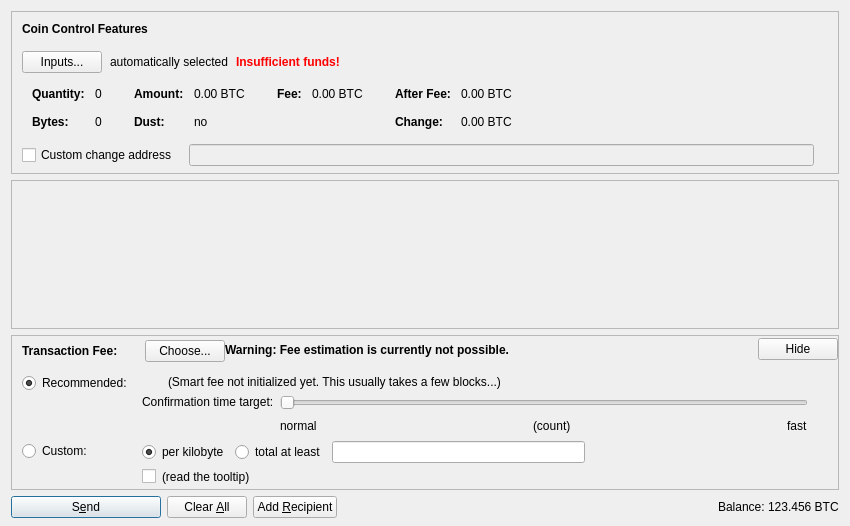
The window that src/qt/forms/sendcoinsdialog.ui (CT-40/Flopcoin) describes before a commit, drawn with Qt 5.
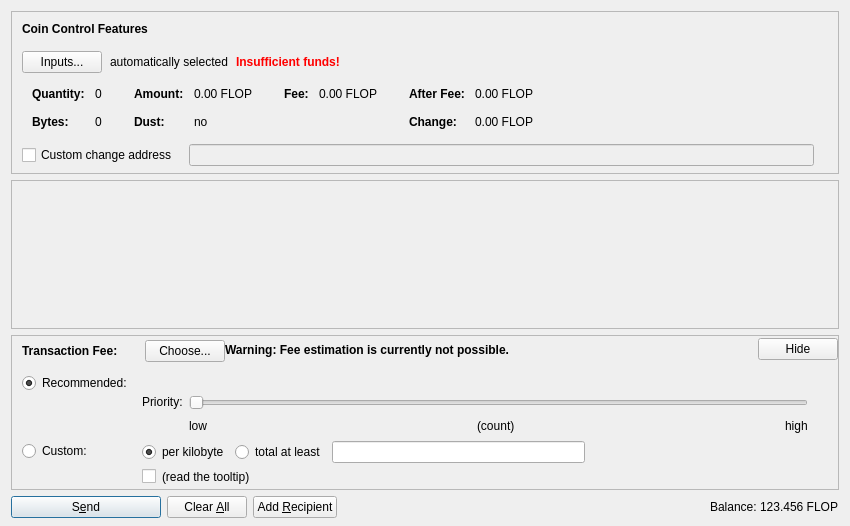
The same window after the commit. Icons and pictures are not drawn. Custom widgets are drawn as their Qt base class.

What changed in the file:
```diff
--- a/src/qt/forms/sendcoinsdialog.ui
+++ b/src/qt/forms/sendcoinsdialog.ui
@@ -324,7 +324,7 @@
                   <enum>Qt::ActionsContextMenu</enum>
                  </property>
                  <property name="text">
-                  <string notr="true">0.00 BTC</string>
+                  <string notr="true">0.00 FLOP</string>
                  </property>
                  <property name="textInteractionFlags">
                   <set>Qt::LinksAccessibleByMouse|Qt::TextSelectableByKeyboard|Qt::TextSelectableByMouse</set>
@@ -404,7 +404,7 @@
                   <enum>Qt::ActionsContextMenu</enum>
                  </property>
                  <property name="text">
-                  <string notr="true">0.00 BTC</string>
+                  <string notr="true">0.00 FLOP</string>
                  </property>
                  <property name="textInteractionFlags">
                   <set>Qt::LinksAccessibleByMouse|Qt::TextSelectableByKeyboard|Qt::TextSelectableByMouse</set>
@@ -455,7 +455,7 @@
                   <enum>Qt::ActionsContextMenu</enum>
                  </property>
                  <property name="text">
-                  <string notr="true">0.00 BTC</string>
+                  <string notr="true">0.00 FLOP</string>
                  </property>
                  <property name="textInteractionFlags">
                   <set>Qt::LinksAccessibleByMouse|Qt::TextSelectableByKeyboard|Qt::TextSelectableByMouse</set>
@@ -484,7 +484,7 @@
                   <enum>Qt::ActionsContextMenu</enum>
                  </property>
                  <property name="text">
-                  <string notr="true">0.00 BTC</string>
+                  <string notr="true">0.00 FLOP</string>
                  </property>
                  <property name="textInteractionFlags">
                   <set>Qt::LinksAccessibleByMouse|Qt::TextSelectableByKeyboard|Qt::TextSelectableByMouse</set>
@@ -1020,17 +1020,8 @@
                     <string/>
                    </property>
                   </widget>
-                 </item>
-                 <item>
-                  <widget class="QLabel" name="labelSmartFee2">
-                   <property name="text">
-                    <string>(Smart fee not initialized yet. This usually takes a few blocks...)</string>
-                   </property>
-                   <property name="margin">
-                    <number>2</number>
-                   </property>
-                  </widget>
-                 </item>
+	         </item>
+                 <!-- Flopcoin does not use smart fees, so we do not have the smart fee warning here -->
                  <item>
                   <spacer name="horizontalSpacer_5">
                    <property name="orientation">
@@ -1053,7 +1044,7 @@
                    <item>
                     <widget class="QLabel" name="labelSmartFee3">
                      <property name="text">
-                      <string>Confirmation time target:</string>
+                      <string>Priority:</string>
                      </property>
                      <property name="margin">
                       <number>2</number>
@@ -1086,7 +1077,7 @@
                       <number>0</number>
                      </property>
                      <property name="maximum">
-                      <number>23</number>
+                      <number>5</number>
                      </property>
                      <property name="pageStep">
                       <number>1</number>
@@ -1113,7 +1104,7 @@
                      <item>
                       <widget class="QLabel" name="labelSmartFeeNormal">
                        <property name="text">
-                        <string>normal</string>
+                        <string>low</string>
                        </property>
                       </widget>
                      </item>
@@ -1153,7 +1144,7 @@
                      <item>
                       <widget class="QLabel" name="labelSmartFeeFast">
                        <property name="text">
-                        <string>fast</string>
+                        <string>high</string>
                        </property>
                       </widget>
                      </item>
@@ -1312,7 +1303,7 @@
           <cursorShape>IBeamCursor</cursorShape>
          </property>
          <property name="text">
-          <string notr="true">123.456 BTC</string>
+          <string notr="true">123.456 FLOP</string>
          </property>
          <property name="textInteractionFlags">
           <set>Qt::LinksAccessibleByMouse|Qt::TextSelectableByKeyboard|Qt::TextSelectableByMouse</set>
```
Left out of the diff: 14 changed lines with no effect on the pictures.
